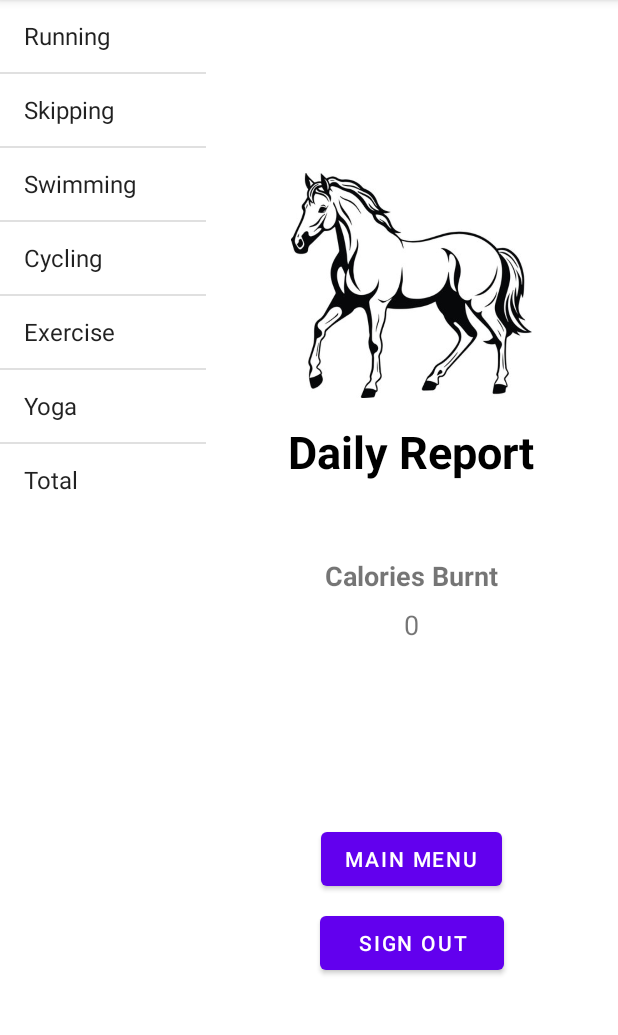
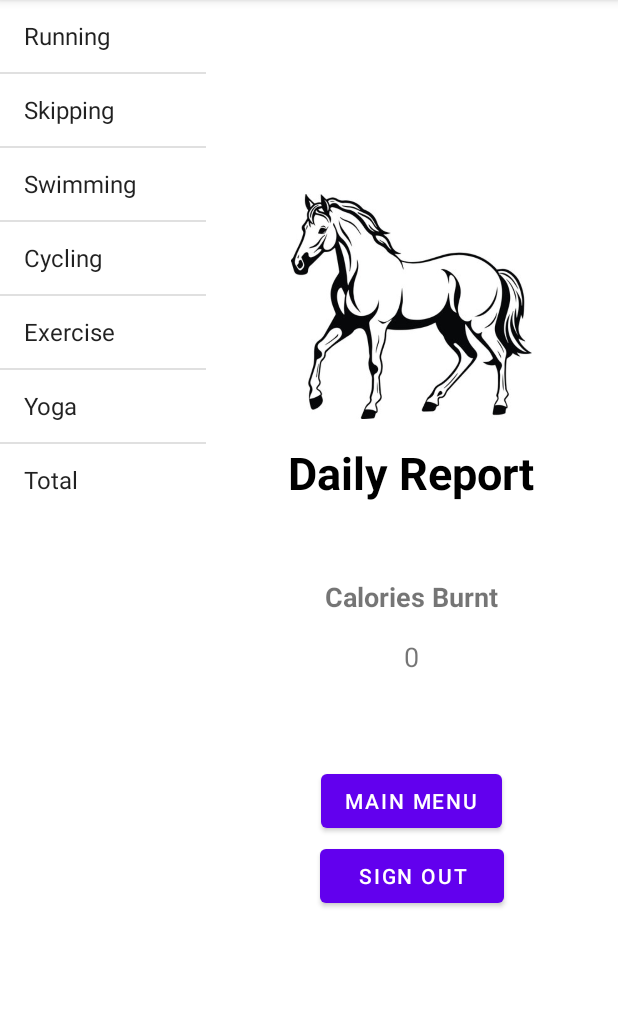
Before and after one commit to SumanTanwar/github_finalProjectAndroid, an Android app: the DetailsFragment screen opened directly, with no data from a screen before it, on a phone screen of 412 x 824 dp, the part 84-1119 px from its top. Run offline under Robolectric (Android 15) with nearby library versions, the phone set to English and light mode, and no system bars; our stand-ins replace Firebase (no records; nobody signed in at launch, a user with empty details on screens opened directly).

Commit message:
Commits of last stages

```diff
--- a/app/src/main/java/com/example/finalprojectandroid/DetailsFragment.java
+++ b/app/src/main/java/com/example/finalprojectandroid/DetailsFragment.java
@@ -2,6 +2,8 @@ package com.example.finalprojectandroid;
 
 import android.content.Intent;
 import android.os.Bundle;
+import android.os.Handler;
+import android.os.Looper;
 import android.view.LayoutInflater;
 import android.view.View;
 import android.view.ViewGroup;
@@ -121,9 +123,19 @@ public class DetailsFragment extends Fragment {
     public void showCongratulationsMessageIfNeeded(int totalCalories) {
         if (totalCalories > 200) {
             message.setVisibility(View.VISIBLE);
-            message.setText("Congratulations! Doing great!");
+            message.setText("!Doing great!");
+
+            // Create a Handler to post a delayed task
+            Handler handler = new Handler(Looper.getMainLooper());
+            handler.postDelayed(new Runnable() {
+                @Override
+                public void run() {
+                    message.setVisibility(View.GONE);
+                }
+            }, 3000); // 3000 milliseconds = 3 seconds
         } else {
             message.setVisibility(View.GONE);
         }
     }
+
 }
--- a/app/src/main/res/layout/details_info.xml
+++ b/app/src/main/res/layout/details_info.xml
@@ -21,41 +21,47 @@
         android:textColor="@color/black"
         android:text="Daily Report"
         android:layout_marginBottom="50dp"/>
+
     <TextView
         android:id="@+id/activity"
         android:layout_width="wrap_content"
         android:layout_height="wrap_content"
+        android:layout_marginBottom="15dp"
         android:text=""
-        android:textStyle="bold"
         android:textSize="18sp"
-        android:layout_marginBottom="8dp" />
+        android:textStyle="bold" />
 
     <TextView
         android:id="@+id/calories"
         android:layout_width="wrap_content"
         android:layout_height="wrap_content"
-        android:text="Calories Burnt"
         android:layout_marginBottom="60dp"
+        android:text=""
         android:textSize="18sp" />
+
+
+
+    <Button
+        android:id="@+id/buttonGoToMain"
+        android:layout_width="wrap_content"
+        android:layout_height="wrap_content"
+        android:layout_marginBottom="2dp"
+        android:text="Main Menu" />
+    <Button
+        android:id="@+id/btnSignOut"
+        android:layout_width="wrap_content"
+        android:layout_height="wrap_content"
+        android:layout_marginBottom="30dp"
+        android:text="  Sign Out  " />
 
     <TextView
         android:id="@+id/message"
         android:layout_width="wrap_content"
         android:layout_height="wrap_content"
         android:text=""
+        android:textColor="@color/black"
+        android:layout_marginTop="10dp"
+        android:layout_marginBottom="10dp"
         android:textStyle="bold"
         android:textSize="18dp" />
-
-    <Button
-        android:id="@+id/buttonGoToMain"
-        android:layout_width="wrap_content"
-        android:layout_height="wrap_content"
-        android:layout_marginTop="60dp"
-        android:text="Main Menu" />
-    <Button
-        android:id="@+id/btnSignOut"
-        android:layout_width="wrap_content"
-        android:layout_height="wrap_content"
-        android:layout_marginTop="8dp"
-        android:text="  Sign Out  " />
 </LinearLayout>
```
